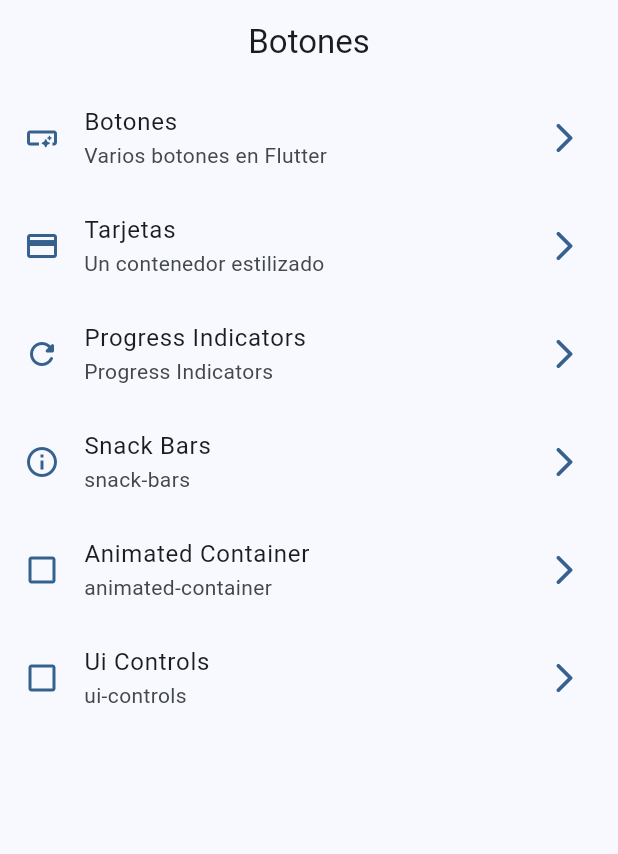
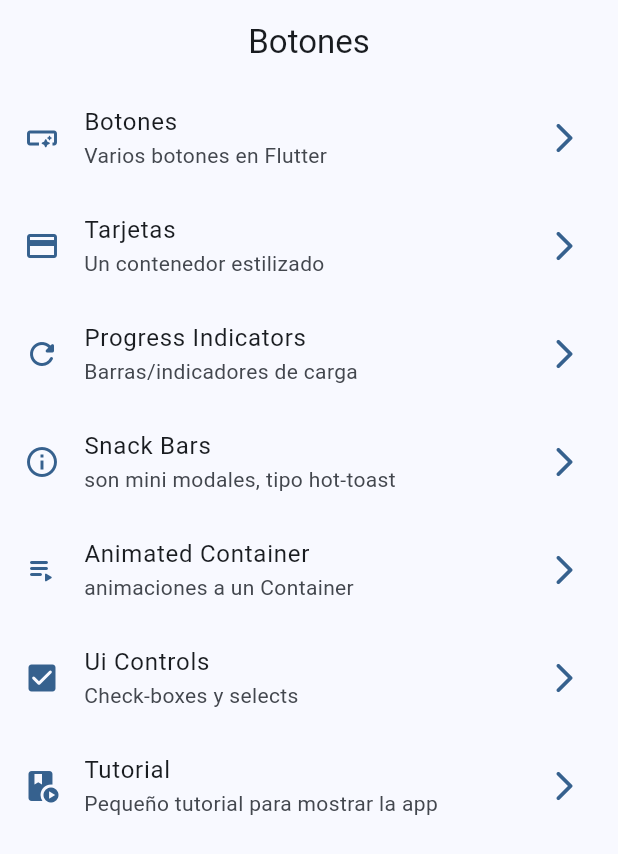
Before and after one commit to Tomashanahan/widgets_app, a Flutter app: the screen it shows after launch, on a phone screen of 412 x 824 dp. Shown: the top 854 px of the screen. Run offline on Flutter 3.47's test engine with Material 2 defaults, Android fonts, the phone set to English and light mode, and no system bars; our stand-ins replace go_router.

Commit message:
creating the app tutorial

```diff
--- a/lib/config/menu/menu_items.dart
+++ b/lib/config/menu/menu_items.dart
@@ -39,7 +39,7 @@ const menuItems = <Menuitem>[
   ),
   Menuitem(
     link: '/progress-indicator',
-    subTitle: 'Progress Indicators',
+    subTitle: 'Barras/indicadores de carga',
     title: 'Progress Indicators',
     iconData: Icons.refresh_rounded,
     routeName: ProgressScreen.name,
@@ -47,7 +47,7 @@ const menuItems = <Menuitem>[
   ),
   Menuitem(
     link: '/snack-bars',
-    subTitle: 'snack-bars',
+    subTitle: 'son mini modales, tipo hot-toast',
     title: 'Snack Bars',
     iconData: Icons.info_outline,
     routeName: SnackBarScreen.name,
@@ -55,18 +55,26 @@ const menuItems = <Menuitem>[
   ),
   Menuitem(
     link: '/animated-container',
-    subTitle: 'animated-container',
+    subTitle: 'animaciones a un Container',
     title: 'Animated Container',
-    iconData: Icons.check_box_outline_blank,
+    iconData: Icons.playlist_play_rounded,
     routeName: AnimatedScreen.name,
     routeComponentName: AnimatedScreen(),
   ),
   Menuitem(
     link: '/ui-controls',
-    subTitle: 'ui-controls',
+    subTitle: 'Check-boxes y selects',
     title: 'Ui Controls',
-    iconData: Icons.check_box_outline_blank,
+    iconData: Icons.check_box_rounded,
     routeName: UiControlsScreen.name,
     routeComponentName: UiControlsScreen(),
   ),
+  Menuitem(
+    link: '/tutorial',
+    subTitle: 'Pequeño tutorial para mostrar la app',
+    title: 'Tutorial',
+    iconData: Icons.play_lesson,
+    routeName: AppTutorialScreen.name,
+    routeComponentName: AppTutorialScreen(),
+  ),
 ];
--- a/lib/presentation/screens/app_tutorial/app_tutorial_screen.dart
+++ b/lib/presentation/screens/app_tutorial/app_tutorial_screen.dart
@@ -1,11 +1,15 @@
 import 'package:flutter/material.dart';
 
 class AppTutorialScreen extends StatelessWidget {
-  final String name = 'AppTutorialScreen';
+  static const String name = 'AppTutorialScreen';
   const AppTutorialScreen({super.key});
 
   @override
   Widget build(BuildContext context) {
-    return const Placeholder();
+    return Scaffold(
+      appBar: AppBar(
+        title: const Text('Ui controls'),
+      ),
+    );
   }
 }
```
